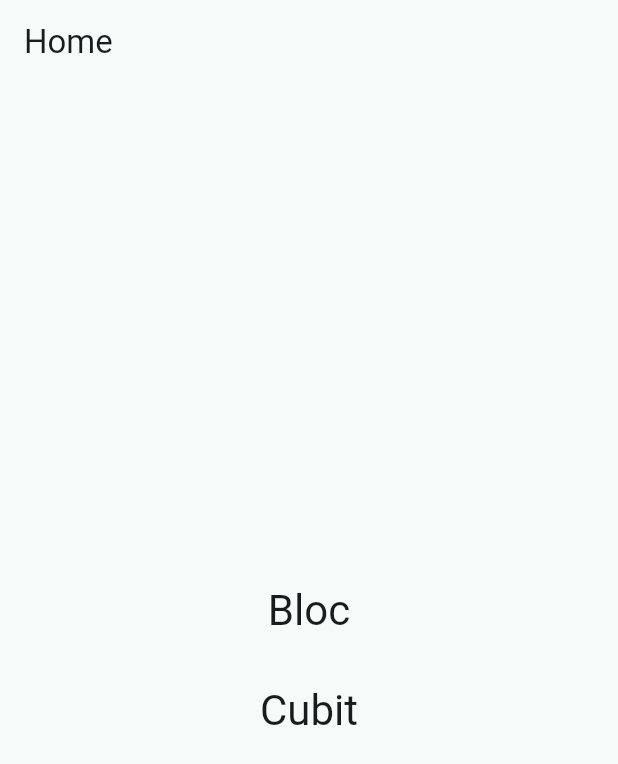
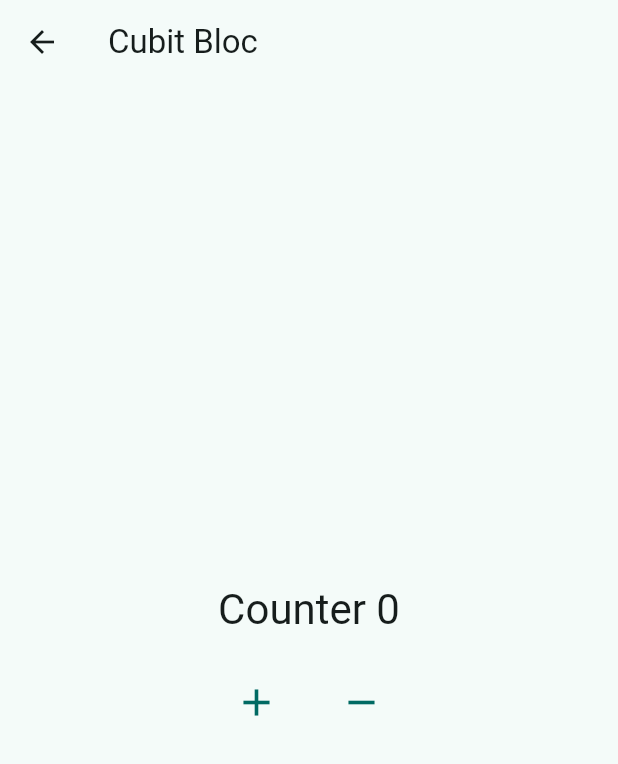
Before and after one commit to RFBruno/flutter-contact-bloc, a Flutter app: the screen it shows after launch, after a tap on "Cubit", on a phone screen of 412 x 824 dp. Shown: the top 764 px of the screen. Run offline on Flutter 3.47's test engine with Material 2 defaults, Android fonts, the phone set to English and light mode, and no system bars; our stand-ins replace bloc, equatable, flutter_bloc.

Commit message:
cubit, equatable

```diff
--- a/lib/home_page.dart
+++ b/lib/home_page.dart
@@ -24,7 +24,9 @@ class HomePage extends StatelessWidget {
             ),
             const SizedBox(height: 15),
             TextButton(
-              onPressed: () {},
+              onPressed: () {
+                Navigator.of(context).pushNamed('/cubit');
+              },
               child: Text(
                 'Cubit',
                 style: Theme.of(context).textTheme.headlineMedium,
--- a/lib/main.dart
+++ b/lib/main.dart
@@ -3,6 +3,9 @@ import 'package:flutter_counter_bloc/home_page.dart';
 import 'package:flutter_counter_bloc/page_bloc/bloc/counter_bloc.dart';
 import 'package:flutter_counter_bloc/page_bloc/counter_bloc_page.dart';
 import 'package:flutter_bloc/flutter_bloc.dart';
+import 'package:flutter_counter_bloc/page_cubit/counter_cubit_page.dart';
+import 'package:flutter_counter_bloc/page_cubit/cubit/counter_cubit.dart';
+
 void main() {
   runApp(const MyApp());
 }
@@ -24,9 +27,13 @@ class MyApp extends StatelessWidget {
       home: const HomePage(),
       routes: {
         '/bloc': (_) => BlocProvider(
-          create: (_) => CounterBloc(),
-          child: const CounterBlocPage()
-          ),
+              create: (_) => CounterBloc(),
+              child: const CounterBlocPage(),
+            ),
+        '/cubit': (_) => BlocProvider(
+              create: (_) => CounterCubit(),
+              child: const CounterCubitPage(),
+            )
       },
     );
   }
--- /dev/null
+++ b/lib/page_cubit/counter_cubit_page.dart
@@ -0,0 +1,56 @@
+import 'package:flutter/material.dart';
+import 'package:flutter_bloc/flutter_bloc.dart';
+import 'package:flutter_counter_bloc/page_cubit/counter_cubit_page.dart';
+import 'package:flutter_counter_bloc/page_cubit/cubit/counter_cubit.dart';
+
+class CounterCubitPage extends StatelessWidget {
+  const CounterCubitPage({super.key});
+
+  @override
+  Widget build(BuildContext context) {
+    return Scaffold(
+      appBar: AppBar(
+        title: const Text('Cubit Bloc'),
+      ),
+      body: Center(
+        child: Column(
+          mainAxisAlignment: MainAxisAlignment.center,
+          children: [
+            BlocBuilder<CounterCubit, CounterState>(
+              builder: (context, state) {
+                return Text(
+                  'Counter ${state.counter}',
+                  style: Theme.of(context).textTheme.headlineMedium,
+                );
+              },
+            ),
+            const SizedBox(height: 20),
+            Row(
+              mainAxisAlignment: MainAxisAlignment.center,
+              children: [
+                IconButton(
+                  onPressed: () {
+                    context.read<CounterCubit>().increment();
+                  },
+                  icon: const Icon(Icons.add),
+                  color: Theme.of(context).colorScheme.primary,
+                  iconSize: 30,
+                  padding: const EdgeInsets.symmetric(horizontal: 20),
+                ),
+                IconButton(
+                  onPressed: () {
+                    context.read<CounterCubit>().decrement();
+                  },
+                  icon: const Icon(Icons.remove),
+                  color: Theme.of(context).colorScheme.primary,
+                  iconSize: 30,
+                  padding: const EdgeInsets.symmetric(horizontal: 20),
+                ),
+              ],
+            )
+          ],
+        ),
+      ),
+    );
+  }
+}
--- /dev/null
+++ b/lib/page_cubit/cubit/counter_cubit.dart
@@ -0,0 +1,17 @@
+
+import 'package:equatable/equatable.dart';
+import 'package:flutter_bloc/flutter_bloc.dart';
+
+part 'counter_state.dart';
+
+class CounterCubit extends Cubit<CounterState>{
+  CounterCubit(): super(CounterStateInitial());
+
+  void increment(){
+    emit(CounterStateData(state.counter + 1));
+  }
+
+  void decrement(){
+    emit(CounterStateData(state.counter - 1));
+  }
+}
--- /dev/null
+++ b/lib/page_cubit/cubit/counter_state.dart
@@ -0,0 +1,20 @@
+// ignore_for_file: public_member_api_docs, sort_constructors_first
+part of 'counter_cubit.dart';
+
+abstract class CounterState extends Equatable{
+  final int counter;
+  const CounterState(this.counter);
+
+  @override
+  List<Object> get props => [counter];
+}
+
+
+class CounterStateInitial extends CounterState {
+  CounterStateInitial(): super(0);
+}
+
+
+class CounterStateData extends CounterState {
+  CounterStateData(int counter): super(counter);
+}
--- a/pubspec.yaml
+++ b/pubspec.yaml
@@ -37,6 +37,7 @@ dependencies:
   cupertino_icons: ^1.0.2
   bloc: 8.0.3
   flutter_bloc: 8.0.1
+  equatable: ^2.0.5
 
 dev_dependencies:
   flutter_test:
```
Also changed, not shown: pubspec.lock.
